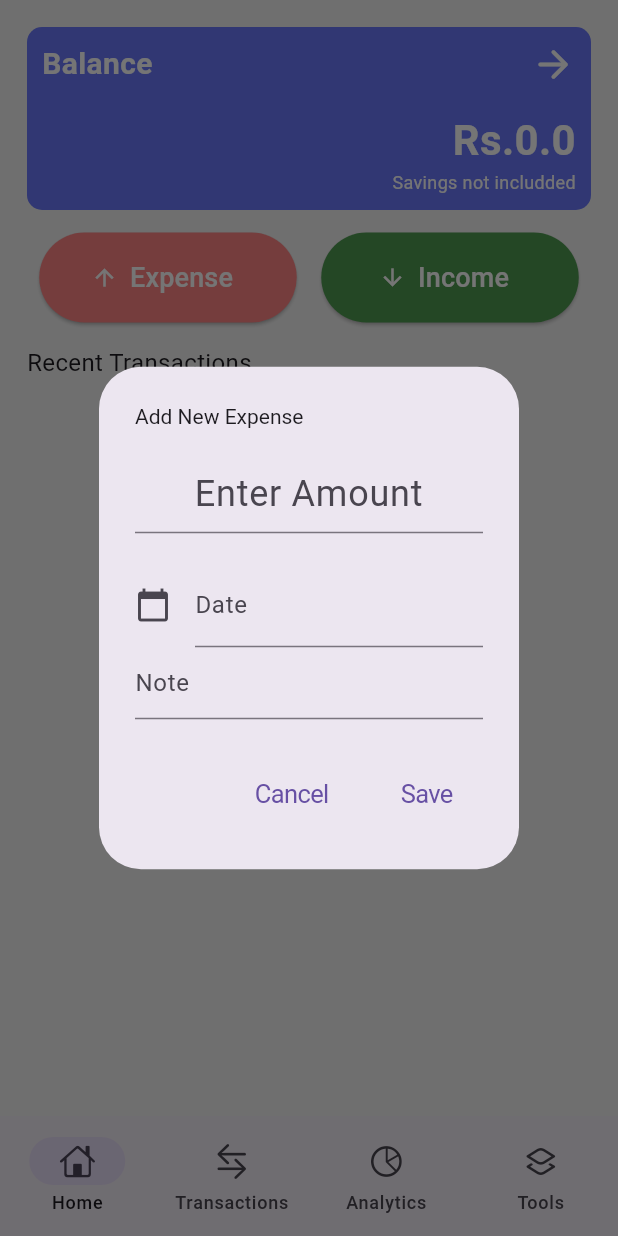
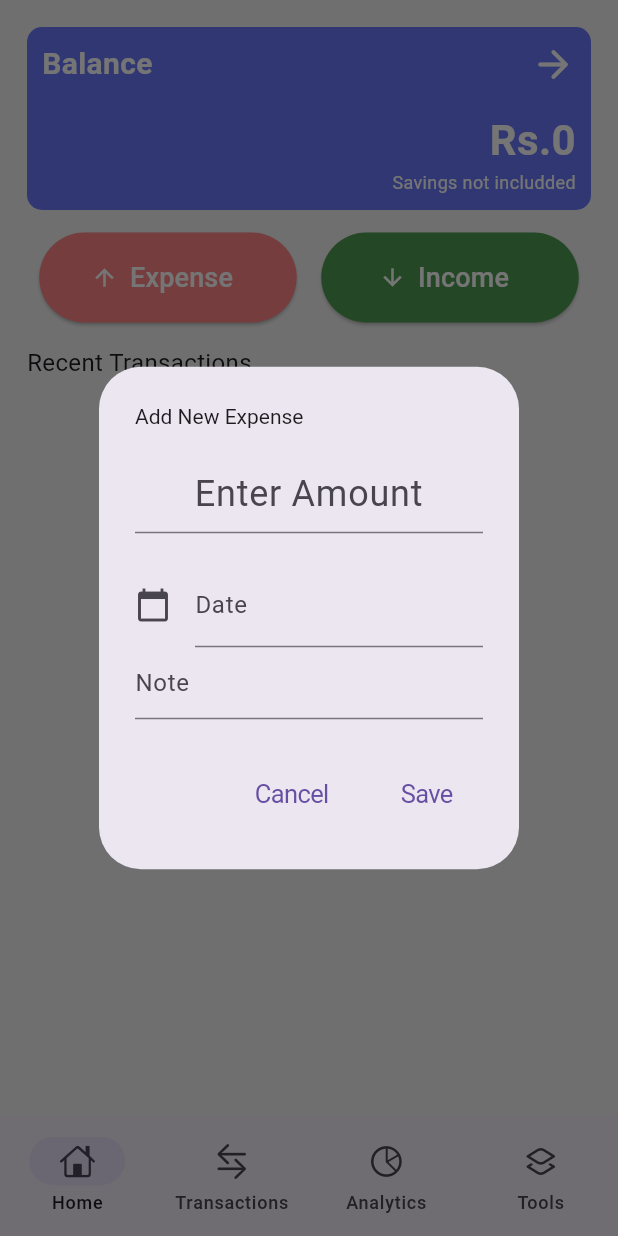
Before and after one commit to Saqlain-ch/personal_finance_manager_app_flutter, a Flutter app: the screen it shows after launch, after a tap on "Expense", on a phone screen of 412 x 824 dp. Run offline on Flutter 3.47's test engine with Material 3 defaults, Android fonts, the phone set to English and light mode, and no system bars; our stand-ins replace fl_chart, flutter_slidable, get, hive_flutter; accounts and stored records are empty.

Commit message:
bugs fixed with ammount format

```diff
--- /dev/null
+++ b/lib/models/amount_healper.dart
@@ -0,0 +1,37 @@
+// String formatAmount(String amount) {
+//   if (double.tryParse(amount)?.toStringAsFixed(2).contains('.') ?? false) {
+//     return double.parse(amount).toStringAsFixed(2).replaceAllMapped(RegExp(r'(\d{1,3})(?=(\d{3})+(?!\d))'), (Match m) => '${m[1]},');
+//   } else {
+//     return double.parse(amount).toString().replaceAllMapped(RegExp(r'(\d{1,3})(?=(\d{3})+(?!\d))'), (Match m) => '${m[1]},');
+//   }
+// }
+
+String formatAmount(String amount) {
+  double? parsedAmount = double.tryParse(amount);
+
+  if (parsedAmount == null) {
+    return amount; // Return the original string if parsing fails
+  }
+
+  // Check if the amount has a fractional part
+  String formattedAmount;
+  if (parsedAmount % 1 == 0) {
+    // No fractional part, format without decimals
+    formattedAmount = parsedAmount.toInt().toString().replaceAllMapped(
+        RegExp(r'(\d{1,3})(?=(\d{3})+(?!\d))'), (Match m) => '${m[1]},');
+  } else {
+    // Has fractional part, format with two decimals
+    formattedAmount = parsedAmount.toStringAsFixed(2).replaceAllMapped(
+        RegExp(r'(\d{1,3})(?=(\d{3})+(?!\d))'), (Match m) => '${m[1]},');
+  }
+
+  return formattedAmount;
+}
+
+
+String checkAndFormatAmount(String amount) {
+  // Remove any existing commas and extra spaces
+  String cleanedAmount = amount.replaceAll(',', '').trim();
+  // If the amount is valid, return the cleaned amount as a string
+  return cleanedAmount;
+}
--- a/lib/pages/home_page.dart
+++ b/lib/pages/home_page.dart
@@ -1,7 +1,9 @@
 import 'package:flutter/cupertino.dart';
 import 'package:flutter/material.dart';
+import 'package:flutter/services.dart';
 import 'package:myapp/data/expense_data.dart';
 import 'package:myapp/main.dart';
+import 'package:myapp/models/amount_healper.dart';
 import 'package:myapp/models/expense_item.dart';
 import 'package:provider/provider.dart';
 import 'transactions.dart';
@@ -47,6 +49,9 @@ class _myHomePageState extends State<myHomePage> {
                       decoration: const InputDecoration(
                         hintText: "Enter Amount",
                       ),
+                      inputFormatters: [
+                        FilteringTextInputFormatter.allow(RegExp(r'^\d*\.?\d{0,2}')),
+                        ],
                       validator: (value) {
                         if (value == null || value.isEmpty) {
                           return 'Error: Amount is required';
@@ -153,6 +158,9 @@ class _myHomePageState extends State<myHomePage> {
                       decoration: const InputDecoration(
                         hintText: "Enter Amount",
                       ),
+                      inputFormatters: [
+                        FilteringTextInputFormatter.allow(RegExp(r'^\d*\.?\d{0,2}')),
+                        ],
                       validator: (value) {
                         if (value == null || value.isEmpty) {
                           return 'Error: Amount is required';
@@ -224,7 +232,7 @@ class _myHomePageState extends State<myHomePage> {
   }
 
   void deleteExpense(ExpenseItem expense) {
-    Provider.of<ExpenseData>(context, listen: false).deleteExpense(expense);
+    Provider.of<ExpenseData>(context, listen: false).deleteExpense(expense, context);
   }
 
   //save data
@@ -356,7 +364,7 @@ Widget _homeBalnceBox(context) {
             child: Align(
               alignment: Alignment.centerRight,
               child: Consumer<ExpenseData>(builder: (context, data, _) {
-                return Text("Rs.${data.getCrruntBalance()}",
+                return Text("Rs.${formatAmount(data.getCrruntBalance())}",
                     textAlign: TextAlign.right,
                     style: TextStyle(
                         color: Colors.white,
--- a/lib/pages/transactions.dart
+++ b/lib/pages/transactions.dart
@@ -1,6 +1,7 @@
 import 'package:flutter/cupertino.dart';
 import 'package:flutter/material.dart';
 import 'package:myapp/main.dart';
+import 'package:myapp/models/amount_healper.dart';
 import '../data/expense_data.dart';
 import 'package:provider/provider.dart';
 import '../dateTime/date_time_healper.dart';
@@ -58,7 +59,7 @@ Widget allTransactionBox({int? maxTransactions}) {
               datetime: value.getAllExpenseList()[index].datetime,
               amount: value.getAllExpenseList()[index].amount,
               deleteTapped: (p0) =>
-                  value.deleteExpense(value.getAllExpenseList()[index]),
+                  value.deleteExpense(value.getAllExpenseList()[index], context),
             ),
           );
         },
@@ -121,7 +122,7 @@ class getTranactions extends StatelessWidget {
         title: Text(name),
         subtitle: Text(dateToMMDD(datetime).toString() + " - " + type),
         trailing: Text(
-          amount,
+         formatAmount(amount),
           style: const TextStyle(fontSize: 18),
         ),
         shape: RoundedRectangleBorder(
```
Also changed, not shown: lib/data/expense_data.dart (+8 -4 lines), 1 other file.
